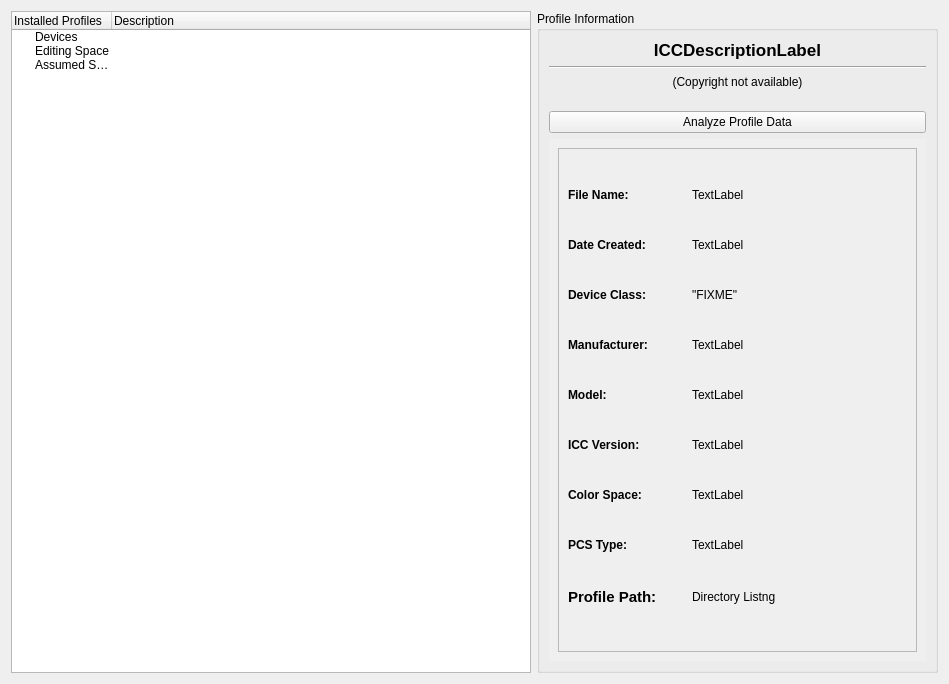
KDE/kolor-manager, file information/kminfo.ui: the form before one commit.
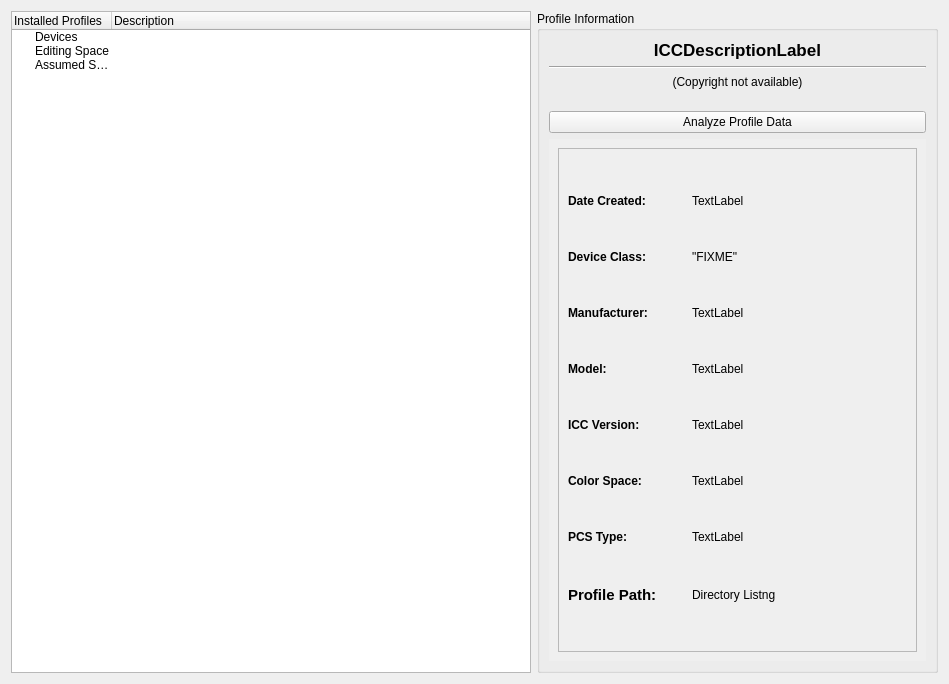
The form after the commit.

Commit message: * [core]: remove double filenameTagLabel from kminfo

```diff
--- a/information/kminfo.ui
+++ b/information/kminfo.ui
@@ -218,8 +218,8 @@
           <rect>
            <x>0</x>
            <y>0</y>
-           <width>399</width>
-           <height>522</height>
+           <width>403</width>
+           <height>544</height>
           </rect>
          </property>
          <layout class="QGridLayout" name="gridLayout_2">
@@ -245,89 +245,6 @@
             </property>
             <layout class="QGridLayout" name="gridLayout">
              <item row="0" column="0">
-              <widget class="QLabel" name="filenameLabel">
-               <property name="sizePolicy">
-                <sizepolicy hsizetype="Fixed" vsizetype="Maximum">
-                 <horstretch>0</horstretch>
-                 <verstretch>0</verstretch>
-                </sizepolicy>
-               </property>
-               <property name="minimumSize">
-                <size>
-                 <width>88</width>
-                 <height>0</height>
-                </size>
-               </property>
-               <property name="maximumSize">
-                <size>
-                 <width>88</width>
-                 <height>16777215</height>
-                </size>
-               </property>
-               <property name="font">
-                <font>
-                 <weight>75</weight>
-                 <italic>false</italic>
-                 <bold>true</bold>
-                </font>
-               </property>
-               <property name="text">
-                <string>File Name:</string>
-               </property>
-               <property name="indent">
-                <number>-5</number>
-               </property>
-              </widget>
-             </item>
-             <item row="0" column="1">
-              <widget class="QLabel" name="filenameTagLabel">
-               <property name="sizePolicy">
-                <sizepolicy hsizetype="Ignored" vsizetype="Maximum">
-                 <horstretch>0</horstretch>
-                 <verstretch>0</verstretch>
-                </sizepolicy>
-               </property>
-               <property name="minimumSize">
-                <size>
-                 <width>100</width>
-                 <height>0</height>
-                </size>
-               </property>
-               <property name="font">
-                <font>
-                 <italic>false</italic>
-                </font>
-               </property>
-               <property name="frameShape">
-                <enum>QFrame::NoFrame</enum>
-               </property>
-               <property name="lineWidth">
-                <number>1</number>
-               </property>
-               <property name="text">
-                <string>TextLabel</string>
-               </property>
-               <property name="textFormat">
-                <enum>Qt::AutoText</enum>
-               </property>
-               <property name="scaledContents">
-                <bool>false</bool>
-               </property>
-               <property name="alignment">
-                <set>Qt::AlignJustify|Qt::AlignVCenter</set>
-               </property>
-               <property name="wordWrap">
-                <bool>true</bool>
-               </property>
-               <property name="margin">
-                <number>0</number>
-               </property>
-               <property name="indent">
-                <number>-1</number>
-               </property>
-              </widget>
-             </item>
-             <item row="1" column="0">
               <widget class="QLabel" name="dateTextLabel">
                <property name="sizePolicy">
                 <sizepolicy hsizetype="Fixed" vsizetype="Maximum">
@@ -354,7 +271,7 @@
                </property>
               </widget>
              </item>
-             <item row="1" column="1">
+             <item row="0" column="1">
               <widget class="QLabel" name="dateTagLabel">
                <property name="sizePolicy">
                 <sizepolicy hsizetype="Ignored" vsizetype="Maximum">
@@ -373,7 +290,7 @@
                </property>
               </widget>
              </item>
-             <item row="2" column="0">
+             <item row="1" column="0">
               <widget class="QLabel" name="dcTextLabel">
                <property name="sizePolicy">
                 <sizepolicy hsizetype="Fixed" vsizetype="Maximum">
@@ -398,7 +315,7 @@
                </property>
               </widget>
              </item>
-             <item row="2" column="1">
+             <item row="1" column="1">
               <widget class="QLabel" name="deviceClassTagLabel">
                <property name="sizePolicy">
                 <sizepolicy hsizetype="Ignored" vsizetype="Maximum">
@@ -417,7 +334,7 @@
                </property>
               </widget>
              </item>
-             <item row="3" column="0">
+             <item row="2" column="0">
               <widget class="QLabel" name="manufacturerLabel">
                <property name="sizePolicy">
                 <sizepolicy hsizetype="Fixed" vsizetype="Maximum">
@@ -442,7 +359,7 @@
                </property>
               </widget>
              </item>
-             <item row="3" column="1">
+             <item row="2" column="1">
               <widget class="QLabel" name="mfgTagLabel">
                <property name="sizePolicy">
                 <sizepolicy hsizetype="Ignored" vsizetype="Maximum">
@@ -464,7 +381,7 @@
                </property>
               </widget>
              </item>
-             <item row="4" column="0">
+             <item row="3" column="0">
               <widget class="QLabel" name="modelTexLabel">
                <property name="sizePolicy">
                 <sizepolicy hsizetype="Fixed" vsizetype="Maximum">
@@ -489,7 +406,7 @@
                </property>
               </widget>
              </item>
-             <item row="4" column="1">
+             <item row="3" column="1">
               <widget class="QLabel" name="modelTagLabel">
                <property name="sizePolicy">
                 <sizepolicy hsizetype="Ignored" vsizetype="Maximum">
@@ -511,7 +428,7 @@
                </property>
               </widget>
              </item>
-             <item row="5" column="0">
+             <item row="4" column="0">
               <widget class="QLabel" name="iccVersionLabel">
                <property name="sizePolicy">
                 <sizepolicy hsizetype="Fixed" vsizetype="Maximum">
@@ -536,7 +453,7 @@
                </property>
               </widget>
              </item>
-             <item row="5" column="1">
+             <item row="4" column="1">
               <widget class="QLabel" name="iccVerTagLabel">
                <property name="sizePolicy">
                 <sizepolicy hsizetype="Ignored" vsizetype="Maximum">
@@ -555,7 +472,7 @@
                </property>
               </widget>
              </item>
-             <item row="6" column="0">
+             <item row="5" column="0">
               <widget class="QLabel" name="colorspaceLabel">
                <property name="sizePolicy">
                 <sizepolicy hsizetype="Fixed" vsizetype="Maximum">
@@ -580,7 +497,7 @@
                </property>
               </widget>
              </item>
-             <item row="6" column="1">
+             <item row="5" column="1">
               <widget class="QLabel" name="colorspaceTagLabel">
                <property name="sizePolicy">
                 <sizepolicy hsizetype="Ignored" vsizetype="Maximum">
@@ -599,7 +516,7 @@
                </property>
               </widget>
              </item>
-             <item row="7" column="0">
+             <item row="6" column="0">
               <widget class="QLabel" name="pcsTypeLabel">
                <property name="sizePolicy">
                 <sizepolicy hsizetype="Fixed" vsizetype="Maximum">
@@ -624,7 +541,7 @@
                </property>
               </widget>
              </item>
-             <item row="7" column="1">
+             <item row="6" column="1">
               <widget class="QLabel" name="pcsTagLabel">
                <property name="sizePolicy">
                 <sizepolicy hsizetype="Ignored" vsizetype="Maximum">
@@ -643,7 +560,7 @@
                </property>
               </widget>
              </item>
-             <item row="8" column="0">
+             <item row="7" column="0">
               <widget class="QLabel" name="profilePathLabel">
                <property name="sizePolicy">
                 <sizepolicy hsizetype="Fixed" vsizetype="Maximum">
@@ -672,7 +589,7 @@
                </property>
               </widget>
              </item>
-             <item row="8" column="1">
+             <item row="7" column="1">
               <widget class="QLabel" name="directoryListingTag">
                <property name="sizePolicy">
                 <sizepolicy hsizetype="Ignored" vsizetype="Maximum">
```
The commit also changes 1 other file.
